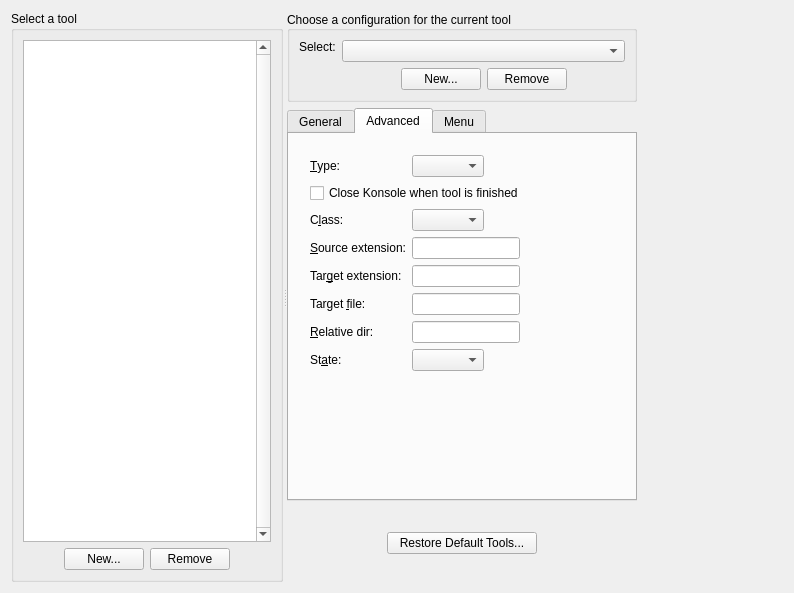
The window that src/widgets/maintoolconfigwidget.ui (KDE/kile) describes before a commit, drawn with Qt 5.
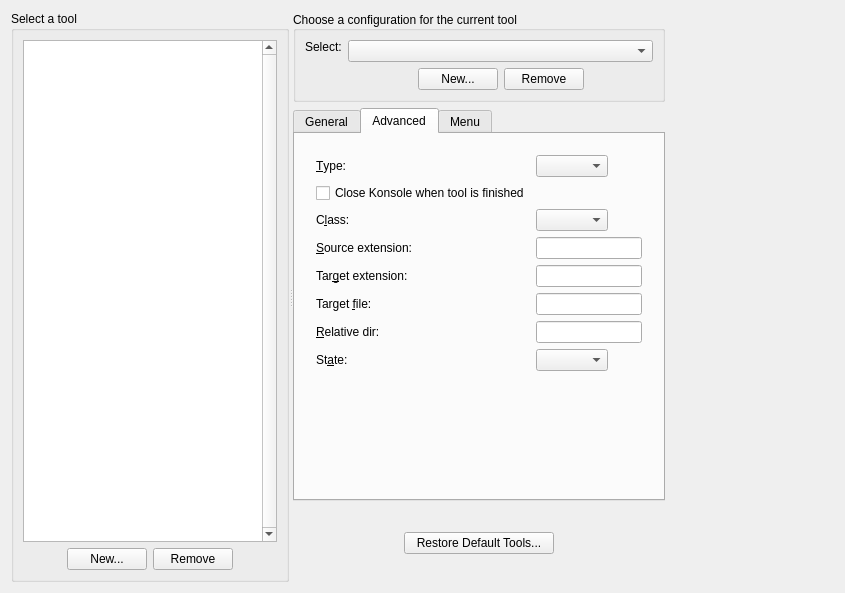
The same window after the commit. The open tabs and pages were chosen to show the change. Custom widgets are drawn as their Qt base class.

Commit message: make the first tab the current one again.

What changed in the file:
```diff
--- a/src/widgets/maintoolconfigwidget.ui
+++ b/src/widgets/maintoolconfigwidget.ui
@@ -1,12 +1,12 @@
 <?xml version="1.0" encoding="UTF-8"?>
 <ui version="4.0">
  <class>ToolConfigWidget</class>
- <widget class="QWidget" name="ToolConfigWidget">
-  <property name="geometry">
+ <widget class="QWidget" name="ToolConfigWidget" >
+  <property name="geometry" >
    <rect>
     <x>0</x>
     <y>0</y>
-    <width>794</width>
+    <width>845</width>
     <height>593</height>
    </rect>
   </property>
@@ -116,8 +116,8 @@
        </item>
       </layout>
      </widget>
-     <widget class="QWidget" name="">
-      <layout class="QVBoxLayout" name="verticalLayout_6">
+     <widget class="QWidget" name="layoutWidget" >
+      <layout class="QVBoxLayout" name="verticalLayout_6" >
        <item>
         <widget class="QGroupBox" name="m_groupBox">
          <property name="title">
@@ -343,9 +343,9 @@
                </property>
               </widget>
              </item>
-             <item row="1" column="0" colspan="2">
-              <widget class="QCheckBox" name="m_ckClose">
-               <property name="text">
+             <item row="1" column="0" >
+              <widget class="QCheckBox" name="m_ckClose" >
+               <property name="text" >
                 <string>Close Konsole when tool is finished</string>
                </property>
               </widget>
```
Left out of the diff: 421 changed lines with no effect on the pictures.
